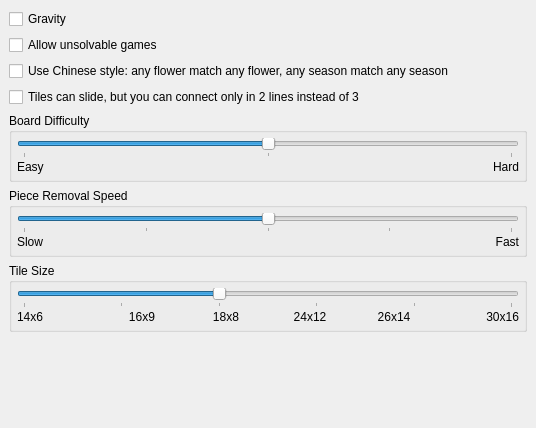
First picture: the form in kshisen/src/settings.ui, repository jsj2008/kdegames, before the edit.
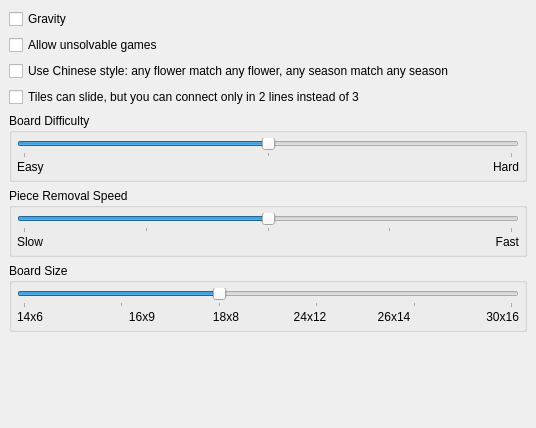
Second picture: the form after the edit.

Commit message: rename the Tile Size option to Board Size

```diff
--- a/kshisen/src/settings.ui
+++ b/kshisen/src/settings.ui
@@ -170,7 +170,7 @@
       <string>&lt;b>Tile Size&lt;/b>&lt;p>This slider allows you to change the number of tiles on the board. The more tiles you have, the harder (and longer) the game will be.&lt;/p></string>
      </property>
      <property name="title" >
-      <string>Tile Size</string>
+      <string>Board Size</string>
      </property>
      <layout class="QGridLayout" >
       <property name="margin" >
```
Left out of the diff: 2 changed lines with no effect on the pictures.
